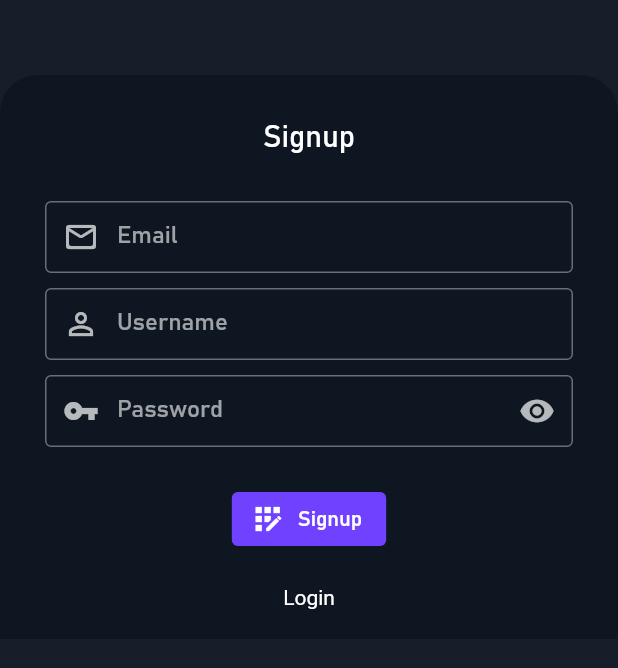
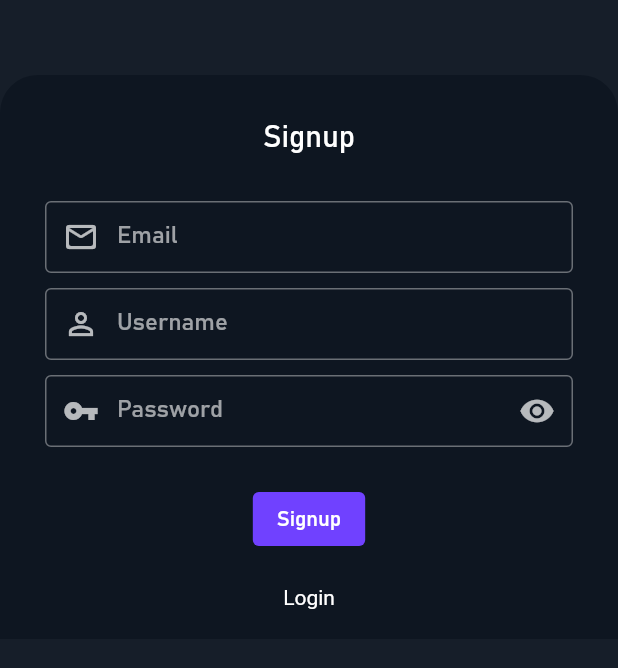
Before and after one commit to Ardiankls/pdm_app, a Flutter app: the Signup screen opened by its route, on a phone screen of 412 x 824 dp, the part 249-917 px from its top. Run offline on Flutter 3.47's test engine with Material 2 defaults, Android fonts, the phone set to English and light mode, and no system bars; our stand-ins replace email_validator, fluttertoast.

Commit message:
update login & register
delete icon

```diff
--- a/lib/main.dart
+++ b/lib/main.dart
@@ -18,6 +18,7 @@ class MyApp extends StatelessWidget {
         '/': (context) => Splash(),
         Login.routeName: (context) => Login(),
         Signup.routeName: (context) => Signup(),
-        });
+      },
+    );
   }
 }
--- a/lib/ui/pages/login.dart
+++ b/lib/ui/pages/login.dart
@@ -116,7 +116,8 @@ class _LoginState extends State<Login> {
                             ),
                           ),
                           SizedBox(height: 24),
-                          ElevatedButton.icon(
+                          ElevatedButton(
+                            child: Text("Login"),
                             onPressed: () {
                               if (_formKey.currentState.validate()) {
                                 //melanjutkan ke tahap berikutnya
@@ -128,8 +129,6 @@ class _LoginState extends State<Login> {
                                     textColor: Colors.white);
                               }
                             },
-                            icon: Icon(Icons.login_rounded),
-                            label: Text("Login"),
                             style: ElevatedButton.styleFrom(
                               primary: Color(0xFF7041FF),
                               elevation: 0,
--- a/lib/ui/pages/signup.dart
+++ b/lib/ui/pages/signup.dart
@@ -144,7 +144,7 @@ class _SignupState extends State<Signup> {
                             ),
                           ),
                           SizedBox(height: 24),
-                          ElevatedButton.icon(
+                          ElevatedButton(
                             onPressed: () {
                               if (_formKey.currentState.validate()) {
                                 //melanjutkan ke tahap berikutnya
@@ -156,8 +156,7 @@ class _SignupState extends State<Signup> {
                                     textColor: Colors.white);
                               }
                             },
-                            icon: Icon(Icons.app_registration),
-                            label: Text("Signup"),
+                            child: Text("Signup"),
                             style: ElevatedButton.styleFrom(
                               primary: Color(0xFF7041FF),
                               elevation: 0,
```
Lines whose indentation alone changed are shown as unchanged.
